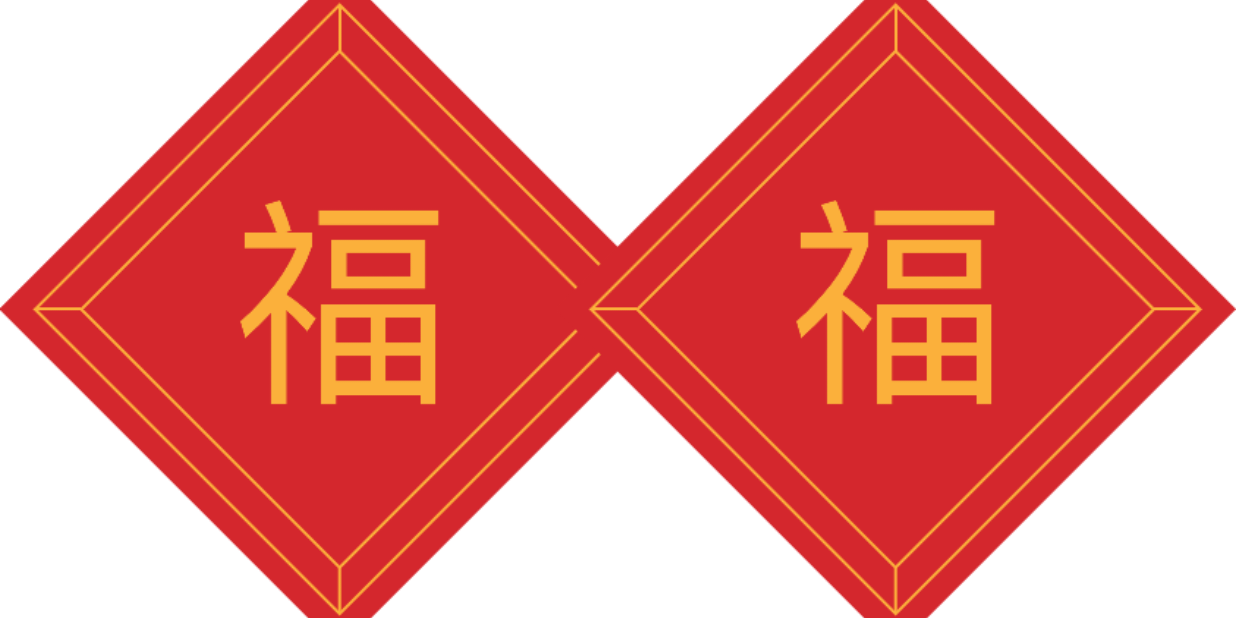
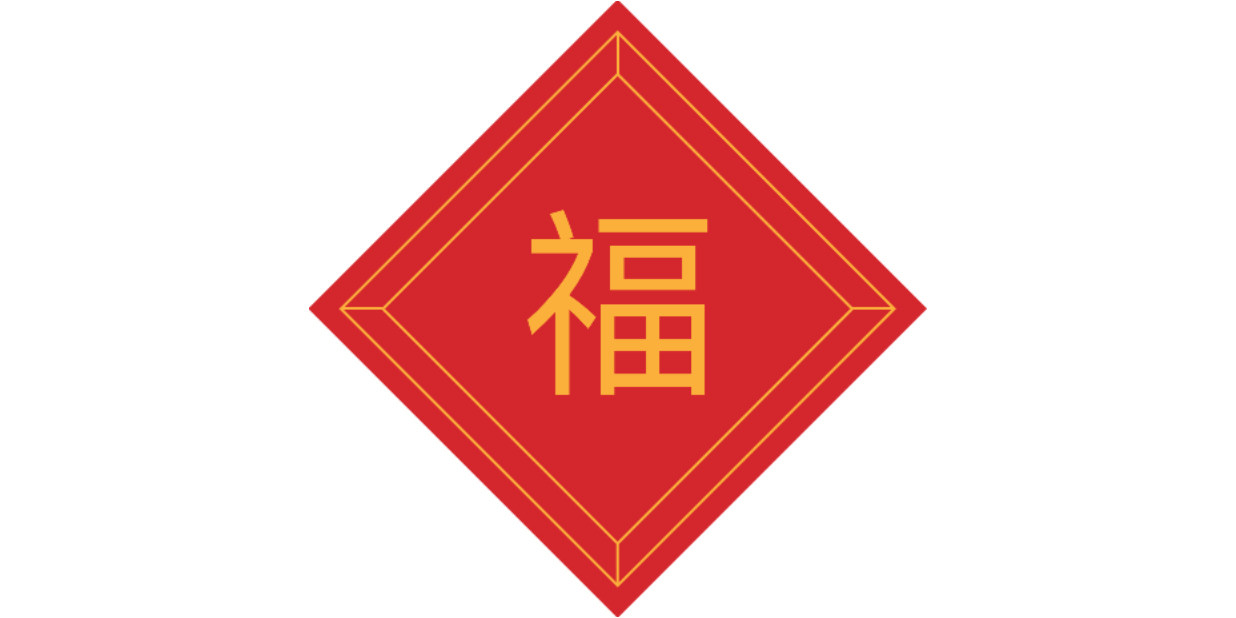
Before and after one commit to xfhy/AETask, an Android app: the screen it shows after launch (MainActivity), after a tap on "开始摆烂", on a phone screen of 824 x 412 dp (held sideways). Run offline under Robolectric (Android 15) with nearby library versions, the phone set to English and light mode, and no system bars; libraries missing offline, so code that uses them is left out: com.blankj.utilcode; Roboto replaces fonts that are not available here; 2 statements that could not run were skipped.

Commit message:
finish scene 3

```diff
--- a/app/src/main/java/com/bailan/aetask/MainActivity.kt
+++ b/app/src/main/java/com/bailan/aetask/MainActivity.kt
@@ -3,7 +3,7 @@ package com.bailan.aetask
 import android.os.Bundle
 import android.view.View
 import androidx.appcompat.app.AppCompatActivity
-import com.bailan.aetask.fragment.Fragment2
+import com.bailan.aetask.fragment.Fragment3
 import com.blankj.utilcode.util.BarUtils
 import kotlinx.android.synthetic.main.activity_main.*
 
@@ -54,7 +54,8 @@ class MainActivity : AppCompatActivity() {
     private fun test() {
         val fragmentTransaction = supportFragmentManager.beginTransaction()
 //        fragmentTransaction.replace(R.id.fl_container, Fragment1())
-        fragmentTransaction.replace(R.id.fl_container, Fragment2())
+//        fragmentTransaction.replace(R.id.fl_container, Fragment2())
+        fragmentTransaction.replace(R.id.fl_container, Fragment3())
         fragmentTransaction.commit()
     }
 }
--- /dev/null
+++ b/app/src/main/java/com/bailan/aetask/fragment/Fragment3.kt
@@ -0,0 +1,36 @@
+package com.bailan.aetask.fragment
+
+import android.animation.ObjectAnimator
+import android.animation.ValueAnimator
+import android.view.animation.LinearInterpolator
+import androidx.lifecycle.lifecycleScope
+import com.bailan.aetask.R
+import kotlinx.android.synthetic.main.fragment_three.*
+import kotlinx.coroutines.delay
+
+/**
+ * @author : xfhy
+ * Create time : 2022/1/17 12:04
+ * Description : 场景3: 先在中间展示一个福字,然后倒过来,然后开始顺时针旋转
+ */
+class Fragment3 : BaseFragment() {
+
+    override fun getLayoutResId() = R.layout.fragment_three
+
+    override fun startAnimate() {
+        lifecycleScope.launchWhenResumed {
+            delay(200)
+            ivCenter.animate().setDuration(100).rotationBy(180f).start()
+            delay(600)
+            val animator = ObjectAnimator.ofFloat(ivCenter, "rotation", 0f, 180f, 360f)
+            animator.duration = 300
+            animator.interpolator = LinearInterpolator()
+            animator.repeatCount = ValueAnimator.INFINITE
+            animator.repeatMode = ValueAnimator.RESTART
+            animator.start()
+            delay(1000)
+            animator.cancel()
+            animateComplete()
+        }
+    }
+}
--- /dev/null
+++ b/app/src/main/res/layout/fragment_eight.xml
@@ -0,0 +1,6 @@
+<?xml version="1.0" encoding="utf-8"?>
+<androidx.constraintlayout.widget.ConstraintLayout xmlns:android="http://schemas.android.com/apk/res/android"
+    android:layout_width="match_parent"
+    android:layout_height="match_parent">
+
+</androidx.constraintlayout.widget.ConstraintLayout>
--- /dev/null
+++ b/app/src/main/res/layout/fragment_five.xml
@@ -0,0 +1,6 @@
+<?xml version="1.0" encoding="utf-8"?>
+<androidx.constraintlayout.widget.ConstraintLayout xmlns:android="http://schemas.android.com/apk/res/android"
+    android:layout_width="match_parent"
+    android:layout_height="match_parent">
+
+</androidx.constraintlayout.widget.ConstraintLayout>
--- /dev/null
+++ b/app/src/main/res/layout/fragment_four.xml
@@ -0,0 +1,6 @@
+<?xml version="1.0" encoding="utf-8"?>
+<androidx.constraintlayout.widget.ConstraintLayout xmlns:android="http://schemas.android.com/apk/res/android"
+    android:layout_width="match_parent"
+    android:layout_height="match_parent">
+
+</androidx.constraintlayout.widget.ConstraintLayout>
--- /dev/null
+++ b/app/src/main/res/layout/fragment_seven.xml
@@ -0,0 +1,6 @@
+<?xml version="1.0" encoding="utf-8"?>
+<androidx.constraintlayout.widget.ConstraintLayout xmlns:android="http://schemas.android.com/apk/res/android"
+    android:layout_width="match_parent"
+    android:layout_height="match_parent">
+
+</androidx.constraintlayout.widget.ConstraintLayout>
--- /dev/null
+++ b/app/src/main/res/layout/fragment_six.xml
@@ -0,0 +1,6 @@
+<?xml version="1.0" encoding="utf-8"?>
+<androidx.constraintlayout.widget.ConstraintLayout xmlns:android="http://schemas.android.com/apk/res/android"
+    android:layout_width="match_parent"
+    android:layout_height="match_parent">
+
+</androidx.constraintlayout.widget.ConstraintLayout>
--- /dev/null
+++ b/app/src/main/res/layout/fragment_three.xml
@@ -0,0 +1,18 @@
+<?xml version="1.0" encoding="utf-8"?>
+<androidx.constraintlayout.widget.ConstraintLayout xmlns:android="http://schemas.android.com/apk/res/android"
+    xmlns:app="http://schemas.android.com/apk/res-auto"
+    android:layout_width="match_parent"
+    android:layout_height="match_parent">
+
+    <ImageView
+        android:id="@+id/ivCenter"
+        android:layout_width="0dp"
+        android:layout_height="0dp"
+        android:src="@mipmap/icon_fu"
+        app:layout_constraintBottom_toBottomOf="parent"
+        app:layout_constraintDimensionRatio="w,1:1"
+        app:layout_constraintEnd_toEndOf="parent"
+        app:layout_constraintStart_toStartOf="parent"
+        app:layout_constraintTop_toTopOf="parent" />
+
+</androidx.constraintlayout.widget.ConstraintLayout>
```
Also changed, not shown: app/src/main/java/com/bailan/aetask/fragment/Fragment4.kt (added, +19 -0 lines), app/src/main/java/com/bailan/aetask/fragment/Fragment5.kt (added, +19 -0 lines), app/src/main/java/com/bailan/aetask/fragment/Fragment6.kt (added, +19 -0 lines), app/src/main/java/com/bailan/aetask/fragment/Fragment7.kt (added, +19 -0 lines), app/src/main/java/com/bailan/aetask/fragment/Fragment8.kt (added, +19 -0 lines).
